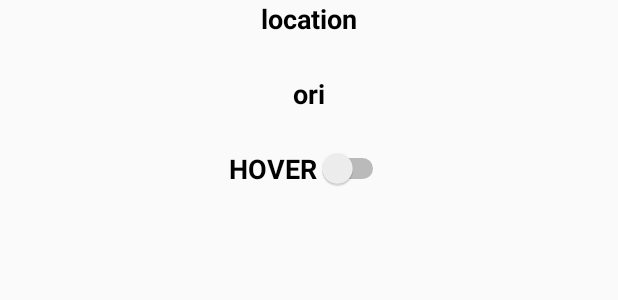
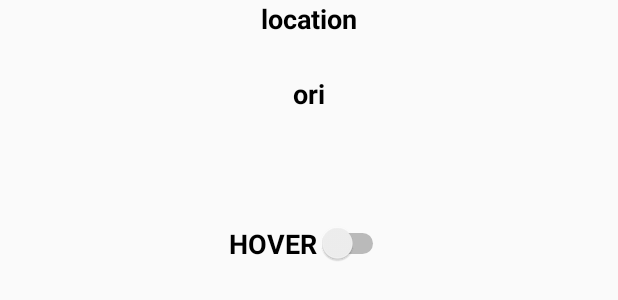
Before and after one commit to bougioklis/SmartBuoys, an Android app: the layout fragment_general.xml on its own in the app's theme, with its tools: preview values and no code run, on a phone screen of 412 x 824 dp. Shown: the top 300 px of the screen. Run offline under Robolectric (Android 15) with nearby library versions, the phone set to English and light mode, and no system bars.

Commit message:
new updates from client meeting

```diff
--- a/SmartBuoyAndroid/app/src/main/java/com/example/bougioklis/smartbuoy/Fragments/GeneralFragment.java
+++ b/SmartBuoyAndroid/app/src/main/java/com/example/bougioklis/smartbuoy/Fragments/GeneralFragment.java
@@ -22,7 +22,7 @@ import com.example.bougioklis.smartbuoy.R;
 public class GeneralFragment extends Fragment{
 
     //ta stoixeia apo to XML
-    TextView location, orientation;
+    TextView location, orientation,buoyID;
     Switch hover;
 
 
@@ -54,6 +54,7 @@ public class GeneralFragment extends Fragment{
         //briskoume ta views apo to XML
         location = (TextView) view.findViewById(R.id.location);
         orientation  = (TextView) view.findViewById(R.id.orientation);
+        buoyID = (TextView) view.findViewById(R.id.buoyID);
 
         hover = (Switch) view.findViewById(R.id.hoverSwitch);
 
@@ -61,7 +62,7 @@ public class GeneralFragment extends Fragment{
 
         location.setText("Η σημαδούρα βρίσκεται στις συντεταγμένες: "+buoy.getLat()+" "+buoy.getLng());
         orientation.setText("Η σημαδούρα κοιτάει: "+buoy.getOrientationString());
-
+        buoyID.setText("Το ID της σημαδούρας είναι " +buoy.getId() );
 //        if(buoy.isHoverflag())
 //            hover.setChecked(true);
 //        else
--- a/SmartBuoyAndroid/app/src/main/java/com/example/bougioklis/smartbuoy/MenuOptions/SettingsAtivity.java
+++ b/SmartBuoyAndroid/app/src/main/java/com/example/bougioklis/smartbuoy/MenuOptions/SettingsAtivity.java
@@ -33,7 +33,8 @@ public class SettingsAtivity extends AppCompatActivity {
         global = ((Global) getApplicationContext());
 
         Intent intent =this.getIntent();
-        if (intent != null) {
+
+        if (intent.hasExtra("id")) {
             intentHelper = intent.getExtras().getString("id");
         }
 
@@ -85,6 +86,7 @@ public class SettingsAtivity extends AppCompatActivity {
         Log.i("back pressed","pressed");
        if (intentHelper != null){
            startActivity(new Intent(SettingsAtivity.this, SplashActivity.class));
+            finish();
        }
         super.onBackPressed();  // optional depending on your needs
     }
--- a/SmartBuoyAndroid/app/src/main/res/layout/fragment_general.xml
+++ b/SmartBuoyAndroid/app/src/main/res/layout/fragment_general.xml
@@ -25,13 +25,25 @@
         android:gravity="center"
         android:paddingTop="25dp"/>
 
+    <TextView
+        android:id="@+id/buoyID"
+        android:layout_width="wrap_content"
+        android:layout_height="wrap_content"
+        android:textSize="18sp"
+        android:textColor="@color/black"
+        android:textStyle="bold"
+        android:gravity="center"
+        android:layout_below="@+id/orientation"
+        android:layout_centerHorizontal="true"
+        android:paddingTop="25dp"/>
+
 
     <Switch
         android:id="@+id/hoverSwitch"
         android:text="HOVER"
         android:layout_width="wrap_content"
         android:layout_height="wrap_content"
-        android:layout_below="@+id/orientation"
+        android:layout_below="@+id/buoyID"
         android:textColor="@color/black"
         android:textStyle="bold"
         android:textSize="18sp"
```
Also changed, not shown: SmartBuoyAndroid/app/src/main/java/com/example/bougioklis/smartbuoy/MapsActivity.java (+10 -6 lines), SmartBuoyAndroid/app/src/main/java/com/example/bougioklis/smartbuoy/RTSPActivity.java (+12 -0 lines), SmartBuoyAndroid/app/src/main/res/layout/activity_rtsp.xml (+7 -0 lines), 2 other files.
